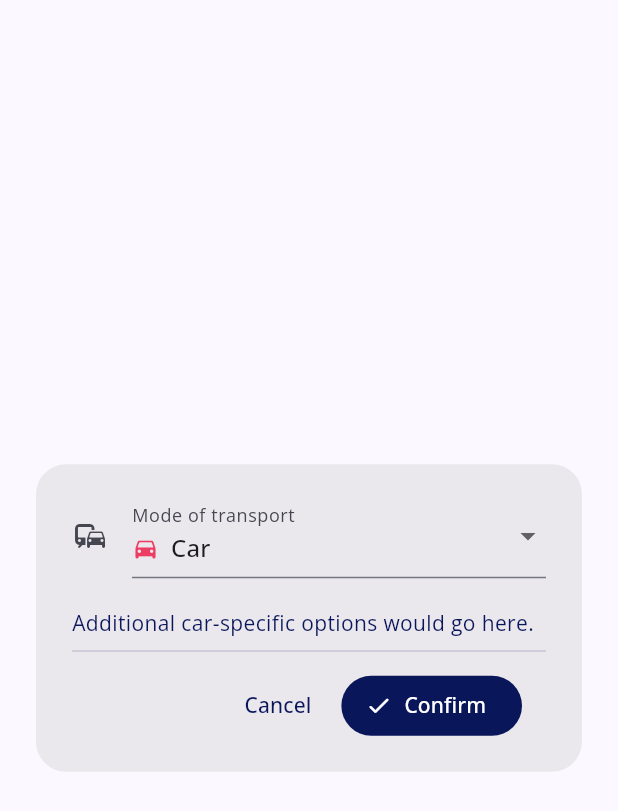
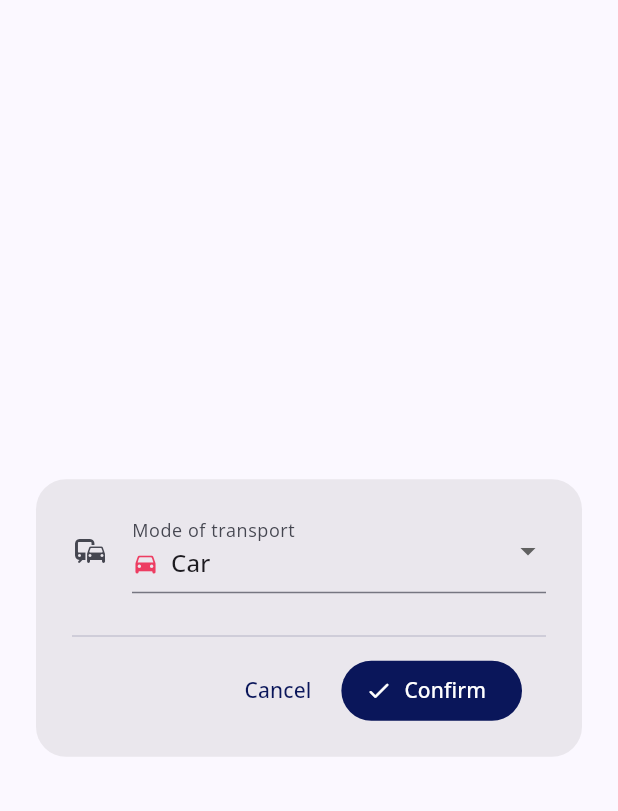
Before and after one commit to public-convenience-ltd/toiletmap-next, a Flutter app: the RouteOptionsDialog widget shown alone on an empty page, opened directly with empty values, on a phone screen of 412 x 824 dp. Shown: the top 811 px of the screen. Run offline on Flutter 3.47's test engine with Material 3 defaults, Android fonts, the phone set to English and light mode, and no system bars; our stand-ins replace email_validator, flutter_map, flutter_svg, geocoding, geolocator, google_fonts and 4 more; missing offline and left inert: flutter_map_location_marker, flutter_map_marker_cluster, open_route_service; accounts and stored records are empty; network calls fail.

Commit message:
minor update to the route options form

```diff
--- a/apps/toiletmap-app/lib/route_options_dialog.dart
+++ b/apps/toiletmap-app/lib/route_options_dialog.dart
@@ -193,11 +193,7 @@ class _RouteOptionsDialogState extends State<RouteOptionsDialog>
 
   Widget? _buildConditionalFields() {
     switch (_selectedMode) {
-      case TransportMode.car:
-        return Text(
-          'Additional car-specific options would go here.',
-          style: TextStyle(color: Theme.of(context).colorScheme.primary),
-        );
+
       case TransportMode.hgv:
         return SingleChildScrollView(
         padding: const EdgeInsets.all(16),
@@ -211,7 +207,12 @@ class _RouteOptionsDialogState extends State<RouteOptionsDialog>
           ],
         ),
       );
-
+      /*
+      case TransportMode.car:
+        return Text(
+          'Additional car-specific options would go here.',
+          style: TextStyle(color: Theme.of(context).colorScheme.primary),
+        );
       case TransportMode.walking:
         return Text(
           'Additional walking-specific options would go here.',
@@ -227,6 +228,9 @@ class _RouteOptionsDialogState extends State<RouteOptionsDialog>
           'Additional cycling-specific options would go here.',
           style: TextStyle(color: Theme.of(context).colorScheme.primary),
         );
+        */
+      default:
+        return null;
     }
   }
 }
```
